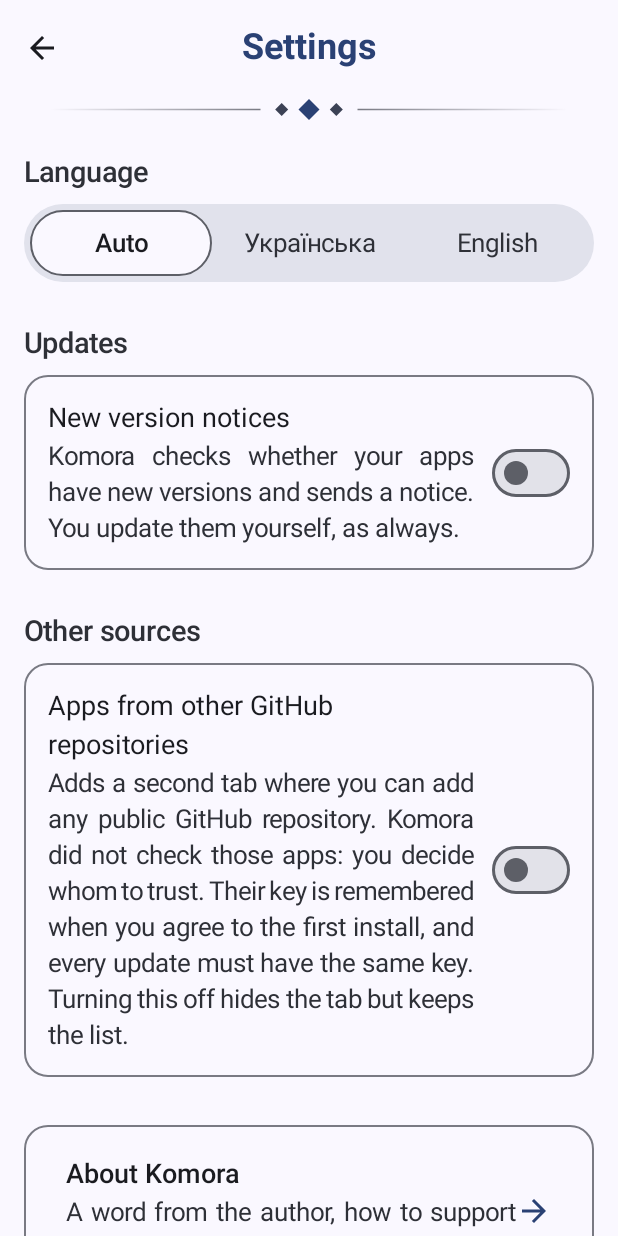
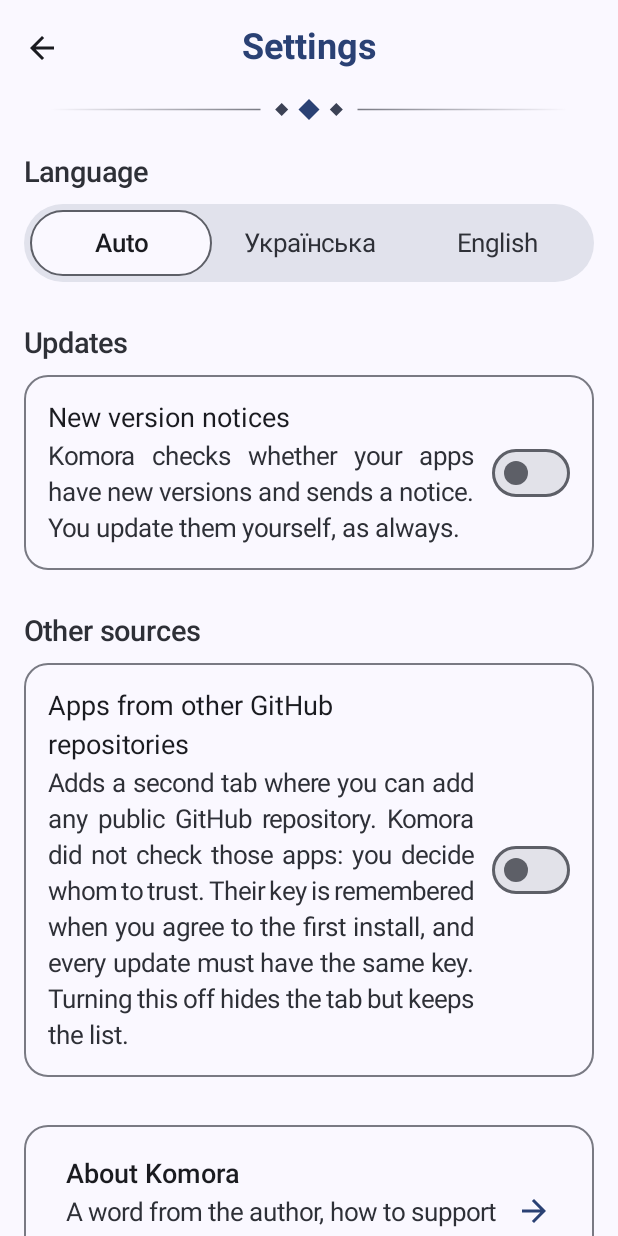
Before and after one commit to marybezuhla/komora, an Android app built with Jetpack Compose: the screen it shows after launch (MainActivity), after a tap on "Settings", on a phone screen of 412 x 824 dp. Run offline under Robolectric (Android 15) with nearby library versions, the phone set to English and light mode, and no system bars; network calls fail; pictures from the network do not load.

Commit message:
"About Komora" row: a short line, not justified
Co-Authored-By: Claude Opus 5.5 <noreply@anthropic.com>

```diff
--- a/app/src/main/java/ua/komora/ui/MainActivity.kt
+++ b/app/src/main/java/ua/komora/ui/MainActivity.kt
@@ -478,7 +478,8 @@ private fun AboutRow(onClick: () -> Unit) {
         ) {
             Column(Modifier.weight(1f)) {
                 Text(stringResource(R.string.about_komora), style = MaterialTheme.typography.bodyLarge, fontWeight = FontWeight.SemiBold)
-                Text(stringResource(R.string.about_komora_summary), style = MaterialTheme.typography.bodyMedium,
+                Text(stringResource(R.string.about_komora_summary), style = MaterialTheme.typography.bodyMedium.copy(
+                    textAlign = androidx.compose.ui.text.style.TextAlign.Start, hyphens = androidx.compose.ui.text.style.Hyphens.None),
                     color = MaterialTheme.colorScheme.onSurfaceVariant)
             }
             Icon(painterResource(R.drawable.ic_arrow_back), contentDescription = null,
```
